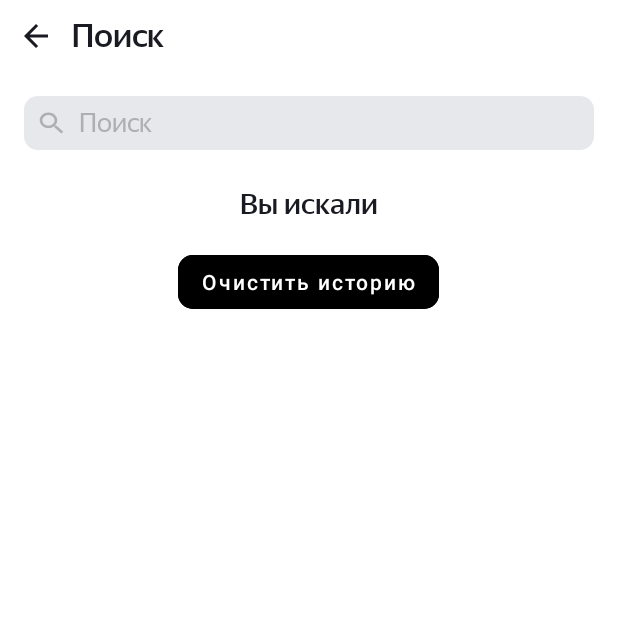
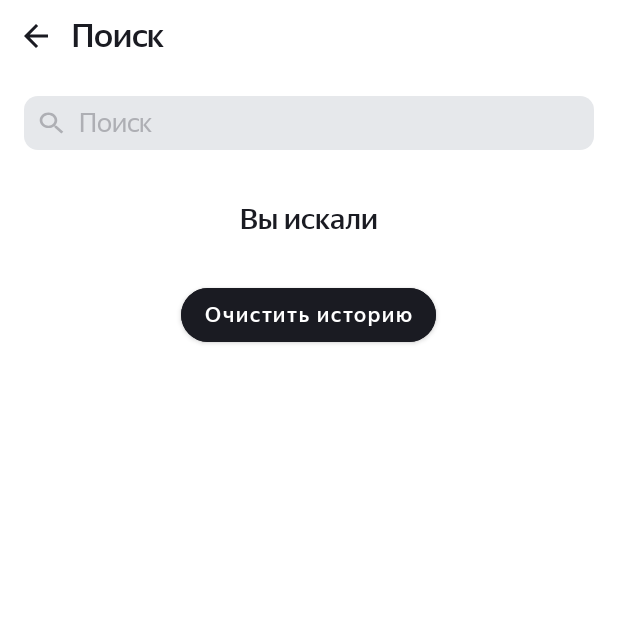
Before and after one commit to VadimVG/PlaylistMaker, an Android app: the SearchActivity screen opened directly, with no data from a screen before it, on a phone screen of 412 x 824 dp, the top half of it. Run offline under Robolectric (Android 15) with nearby library versions, the phone set to English and light mode, and no system bars.

Commit message:
Спринт 12. Домашнее задание. vol.1

```diff
--- a/app/src/main/java/com/example/playlistmaker/SearchActivity.kt
+++ b/app/src/main/java/com/example/playlistmaker/SearchActivity.kt
@@ -61,8 +61,8 @@ class SearchActivity: AppCompatActivity() {
     private lateinit var youSearch: TextView
     private lateinit var searchHistorySharedPrefs: SharedPreferences
     private lateinit var searchHistory: SearchHistory
-    private lateinit var searchHistoryAdapter: TrackAdapter
-    private lateinit var searchHistoryArr: ArrayList<Track>
+    private lateinit var searchHistoryTracks: ArrayList<Track>
+    private lateinit var searchHistoryTracksAdapter: TrackAdapter
 
 
     override fun onCreate(savedInstanceState: Bundle?) {
@@ -86,19 +86,15 @@ class SearchActivity: AppCompatActivity() {
         errorWentWrong = findViewById(R.id.something_went_wrong)
         refreshBt = findViewById(R.id.refreshButton)
         recyclerView = findViewById<RecyclerView>(R.id.trackList)
-        recyclerView.adapter = tracksAdapter
         recyclerView.layoutManager = LinearLayoutManager(this, LinearLayoutManager.VERTICAL, false)
 
-        searchHistorySharedPrefs = getSharedPreferences(SearchHistorySharedPrefsConst.PREFERENCES_KEY, MODE_PRIVATE)
+        searchHistorySharedPrefs = getSharedPreferences(SearchHistorySharedPrefsConst.PREFERENCES_KEY, MODE_PRIVATE)// получаем экземпляр класса SharedPreferences
         searchHistory = SearchHistory(searchHistorySharedPrefs)
-        searchHistoryArr = ArrayList<Track>()
-        searchHistoryAdapter = TrackAdapter(searchHistoryArr)
-        searchHistoryAdapter.onItemClickListener = { track ->
-            Log.d("onItemClickListener", "!!!!!!!!!!!!!!!!!!!!")
+        tracksAdapter.onItemClickListener = { track -> // сохраняем трек, на который кликнул пользователь, в файл sharedPreferences
             searchHistory.add(track)
         }
-//        recyclerView.adapter = searchHistoryAdapter
-
+//        searchHistoryTracks = searchHistory.get()
+//        searchHistoryTracksAdapter = TrackAdapter(searchHistoryTracks)
         clearHistory = findViewById(R.id.clearHistory)
 
 
@@ -130,6 +126,14 @@ class SearchActivity: AppCompatActivity() {
         inputEditText.setOnFocusChangeListener { view, hasFocus -> // отображение истории поиска
             youSearch.visibility = if (hasFocus && inputEditText.text.isEmpty()) View.VISIBLE else View.GONE
             clearHistory.visibility = if (hasFocus && inputEditText.text.isEmpty()) View.VISIBLE else View.GONE
+            if (hasFocus && inputEditText.text.isEmpty()) {
+                searchHistoryTracks = searchHistory.get()
+                searchHistoryTracksAdapter = TrackAdapter(searchHistoryTracks)
+                recyclerView.adapter = searchHistoryTracksAdapter
+            }
+            else {
+                recyclerView.adapter = tracksAdapter
+            }
         }
 
         inputEditText.addTextChangedListener(object : TextWatcher {
@@ -138,6 +142,12 @@ class SearchActivity: AppCompatActivity() {
             override fun onTextChanged(p0: CharSequence?, p1: Int, p2: Int, p3: Int) { // отображение истории поиска
                 youSearch.visibility = if (inputEditText.hasFocus() && p0?.isEmpty() == true) View.VISIBLE else View.GONE
                 clearHistory.visibility = if (inputEditText.hasFocus() && p0?.isEmpty() == true) View.VISIBLE else View.GONE
+                if (inputEditText.hasFocus() && p0?.isEmpty() == true) {
+                    recyclerView.adapter = searchHistoryTracksAdapter
+                }
+                else {
+                    recyclerView.adapter  = tracksAdapter
+                }
                 errorText.visibility = View.GONE
                 errorNotFound.visibility = View.GONE
                 errorWentWrong.visibility = View.GONE
@@ -148,6 +158,11 @@ class SearchActivity: AppCompatActivity() {
         })
 
 
+        clearHistory.setOnClickListener{
+            searchHistoryTracks.clear()
+            searchHistory.clear()
+            searchHistoryTracksAdapter.notifyDataSetChanged()
+        }
         refreshBt.setOnClickListener { search(clientRequest) } // отправка повторного запроса, если что-то пошло не так
 
 
--- a/app/src/main/java/com/example/playlistmaker/search/TrackAdapter.kt
+++ b/app/src/main/java/com/example/playlistmaker/search/TrackAdapter.kt
@@ -26,7 +26,6 @@ class TrackAdapter (
         holder.bind(tracks[position])
         holder.itemView.setOnClickListener{
             onItemClickListener?.invoke(tracks[position])
-            Log.d("TrackAdapter", tracks[position].toString())
         }
     }
 
--- a/app/src/main/res/layout/activity_search.xml
+++ b/app/src/main/res/layout/activity_search.xml
@@ -53,14 +53,8 @@
         android:id="@+id/youSearch"
         android:layout_width="wrap_content"
         android:layout_height="wrap_content"
-        android:paddingTop="8dp"
-        android:text="Вы искали"
-        android:textSize="19sp"
-        android:fontFamily="@font/ys_display_medium"
-        android:layout_gravity="center_horizontal"
-        android:visibility="gone"
-        >
-
+        style="@style/YouSearchTextView"
+        android:visibility="gone">
     </TextView>
 
     <FrameLayout
@@ -108,12 +102,7 @@
         android:id="@+id/clearHistory"
         android:layout_width="wrap_content"
         android:layout_height="wrap_content"
-        android:text="Очистить историю"
-        android:layout_gravity="center"
-        android:textAllCaps="false"
-        android:backgroundTint="@color/black"
-        app:cornerRadius="10dp"
+        style="@style/ClearHistoryButton"
         android:visibility="gone"/>
 
-
 </LinearLayout>
--- a/app/src/main/res/values-night/styles.xml
+++ b/app/src/main/res/values-night/styles.xml
@@ -123,4 +123,28 @@
         <item name="android:text">@string/refresh</item>
     </style>
 
+    <style name="YouSearchTextView">
+        <item name="android:layout_gravity">center_horizontal</item>
+        <item name="android:paddingTop">18dp</item>
+        <item name="android:paddingBottom">12dp</item>
+        <item name="android:textColor">@color/white</item>
+        <item name="android:fontFamily">@font/ys_display_medium</item>
+        <item name="android:textSize">19sp</item>
+        <item name="android:textAllCaps">false</item>
+        <item name="android:text">@string/you_search</item>
+    </style>
+
+    <style name="ClearHistoryButton">
+        <item name="android:layout_gravity">center</item>
+        <item name="android:paddingTop">4dp</item>
+        <item name="android:paddingBottom">4dp</item>
+        <item name="android:textColor">@color/dark</item>
+        <item name="android:fontFamily">@font/ys_display_medium</item>
+        <item name="android:textSize">14sp</item>
+        <item name="cornerRadius">54dp</item>
+        <item name="android:textAllCaps">false</item>
+        <item name="android:text">@string/clear_history</item>
+        <item name="android:backgroundTint">@color/white</item>
+    </style>
+
 </resources>
--- a/app/src/main/res/values/strings.xml
+++ b/app/src/main/res/values/strings.xml
@@ -15,4 +15,6 @@
     <string name="nothing_found"> Ничего не нашлось</string>
     <string name="something_went_wrong"> Проблемы со связью\n\nЗагрузка не удалась. Проверьте подключение к интернету.</string>
     <string name="refresh"> Обновить</string>
+    <string name="you_search"> Вы искали</string>
+    <string name="clear_history"> Очистить историю</string>
 </resources>
--- a/app/src/main/res/values/styles.xml
+++ b/app/src/main/res/values/styles.xml
@@ -121,4 +121,28 @@
         <item name="android:text">@string/refresh</item>
     </style>
 
+    <style name="YouSearchTextView">
+        <item name="android:layout_gravity">center_horizontal</item>
+        <item name="android:paddingTop">18dp</item>
+        <item name="android:paddingBottom">12dp</item>
+        <item name="android:textColor">@color/dark</item>
+        <item name="android:fontFamily">@font/ys_display_medium</item>
+        <item name="android:textSize">19sp</item>
+        <item name="android:textAllCaps">false</item>
+        <item name="android:text">@string/you_search</item>
+    </style>
+
+    <style name="ClearHistoryButton">
+        <item name="android:layout_gravity">center</item>
+        <item name="android:paddingTop">4dp</item>
+        <item name="android:paddingBottom">4dp</item>
+        <item name="android:textColor">@color/white</item>
+        <item name="android:fontFamily">@font/ys_display_medium</item>
+        <item name="android:textSize">14sp</item>
+        <item name="cornerRadius">54dp</item>
+        <item name="android:textAllCaps">false</item>
+        <item name="android:text">@string/clear_history</item>
+        <item name="android:backgroundTint">@color/dark</item>
+    </style>
+
 </resources>
```
